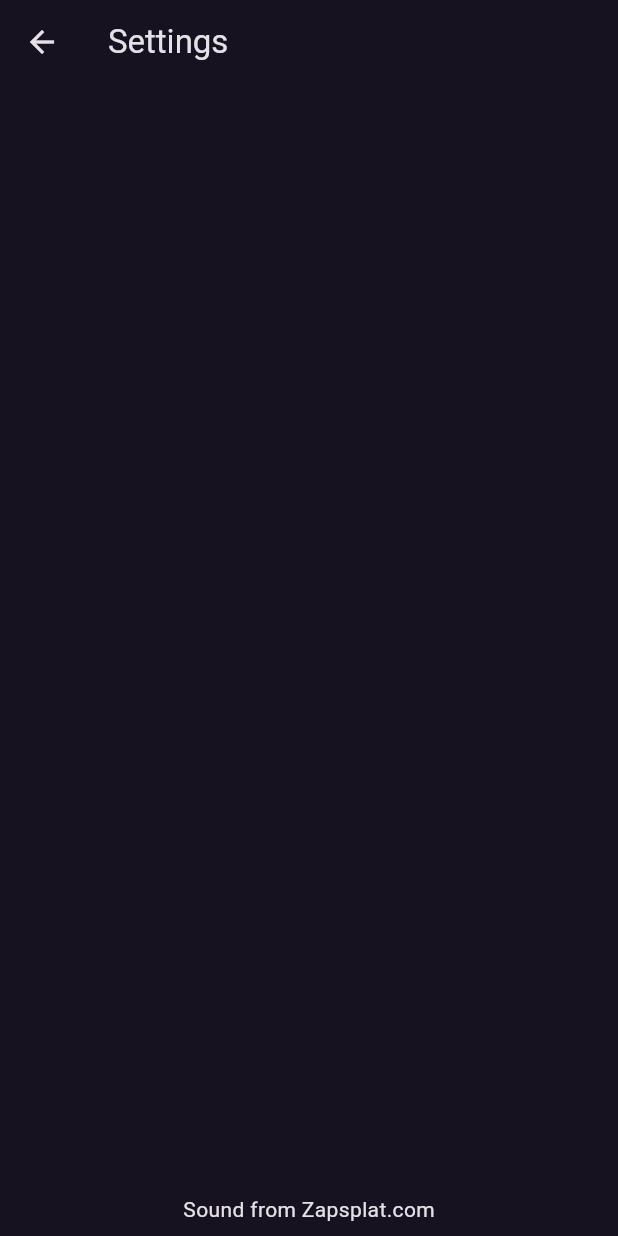
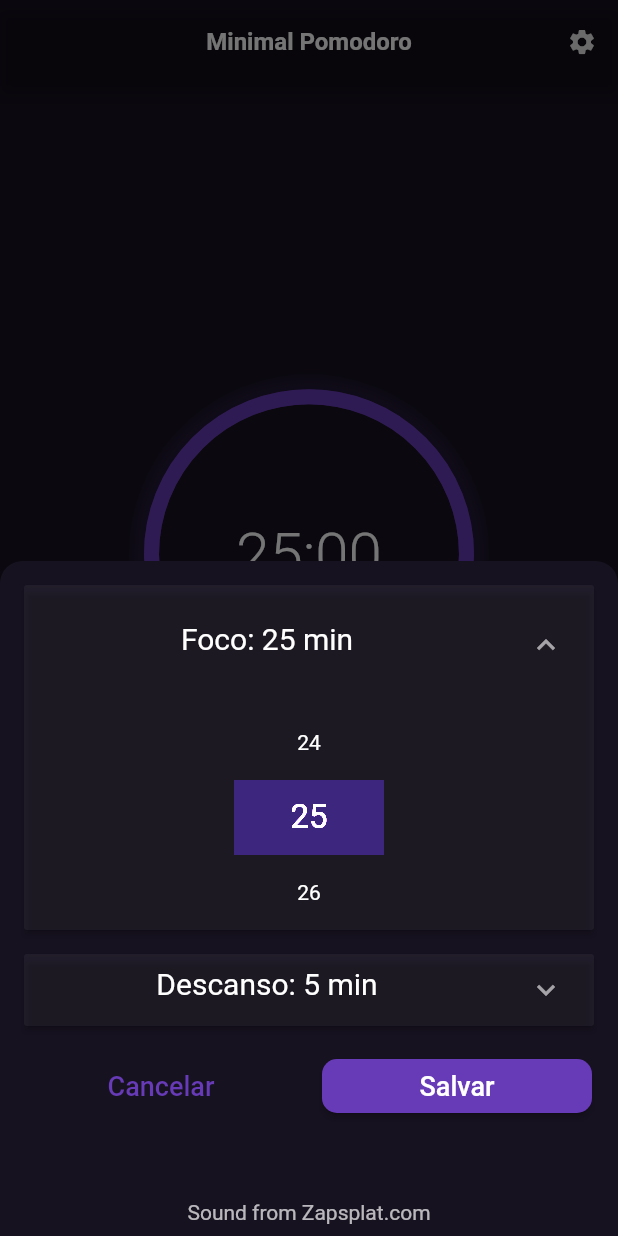
Before and after one commit to alexlsilva7/minimal_pomodoro, a Flutter app: the screen it shows after launch, after a tap on the "settings" icon, on a phone screen of 412 x 824 dp. Run offline on Flutter 3.47's test engine with Material 2 defaults, Android fonts, the phone set to English and light mode, and no system bars; drawn by our look-alikes of numberpicker, percent_indicator; our stand-ins replace audioplayers, get.

Commit message:
adicionado settings bottom sheet

```diff
--- a/lib/components/cronometro.dart
+++ b/lib/components/cronometro.dart
@@ -180,6 +180,7 @@ class _CronometroState extends State<Cronometro>
                       : Colors.green,
                   child: IconButton(
                     iconSize: 30,
+                    splashRadius: 10,
                     onPressed: () {
                       if (store.iniciado.value) {
                         store.parar();
--- a/lib/controllers/pomodoro_controller.dart
+++ b/lib/controllers/pomodoro_controller.dart
@@ -59,6 +59,24 @@ class PomodoroController extends GetxController {
     }
   }
 
+  void setTempoTrabalho(int tempo) {
+    if (tempo < 120 && tempo > 0) {
+      tempoTrabalho.value = tempo;
+    }
+    if (estaTrabalhando()) {
+      reiniciar();
+    }
+  }
+
+  void setTempoDescanso(int tempo) {
+    if (tempo < 120 && tempo > 0) {
+      tempoDescanso.value = tempo;
+    }
+    if (estaDescansando()) {
+      reiniciar();
+    }
+  }
+
   void decrementarTempoTrabalho() {
     if (tempoTrabalho.value > 1) {
       tempoTrabalho.value--;
--- a/lib/main.dart
+++ b/lib/main.dart
@@ -19,7 +19,7 @@ class MyApp extends StatelessWidget {
       title: 'Pomodoro',
       theme: ThemeData(
         primarySwatch: Colors.deepPurple,
-        useMaterial3: true,
+        useMaterial3: false,
         brightness: Brightness.dark,
         scaffoldBackgroundColor: const Color.fromARGB(255, 23, 18, 32),
       ),
--- a/lib/screens/home_screen/home_screen.dart
+++ b/lib/screens/home_screen/home_screen.dart
@@ -1,9 +1,8 @@
 import 'package:flutter/material.dart';
 import 'package:get/get.dart';
 import 'package:minimal_pomodoro/components/cronometro.dart';
-import 'package:minimal_pomodoro/components/entrada_tempo.dart';
 import 'package:minimal_pomodoro/controllers/pomodoro_controller.dart';
-import 'package:minimal_pomodoro/screens/settings_screen/settings_screen.dart';
+import 'package:minimal_pomodoro/screens/home_screen/widget/settings_bottom_sheet.dart';
 
 class HomeScreen extends StatelessWidget {
   const HomeScreen({Key? key}) : super(key: key);
@@ -22,7 +21,8 @@ class HomeScreen extends StatelessWidget {
           IconButton(
               iconSize: 20,
               onPressed: () {
-                Get.to(() => const SettingsScreen());
+                // Get.to(() => const SettingsScreen());
+                Get.bottomSheet(const SettingsBottomSheet());
               },
               icon: Icon(
                 Icons.settings,
@@ -32,38 +32,8 @@ class HomeScreen extends StatelessWidget {
       ),
       body: Column(
         crossAxisAlignment: CrossAxisAlignment.stretch,
-        children: [
-          const Expanded(child: Cronometro()),
-          Padding(
-            padding: const EdgeInsets.symmetric(vertical: 40),
-            child: Obx(
-              () => Row(
-                mainAxisAlignment: MainAxisAlignment.spaceAround,
-                children: [
-                  EntradaTempo(
-                    valor: store.tempoTrabalho.value,
-                    titulo: 'Trabalho',
-                    inc: store.iniciado.value && store.estaTrabalhando()
-                        ? null
-                        : store.incrementarTempoTrabalho,
-                    dec: store.iniciado.value && store.estaTrabalhando()
-                        ? null
-                        : store.decrementarTempoTrabalho,
-                  ),
-                  EntradaTempo(
-                    valor: store.tempoDescanso.value,
-                    titulo: 'Descanso',
-                    inc: store.iniciado.value && store.estaDescansando()
-                        ? null
-                        : store.incrementarTempoDescanso,
-                    dec: store.iniciado.value && store.estaDescansando()
-                        ? null
-                        : store.decrementarTempoDescanso,
-                  ),
-                ],
-              ),
-            ),
-          ),
+        children: const [
+          Expanded(child: Cronometro()),
         ],
       ),
     );
--- /dev/null
+++ b/lib/screens/home_screen/widget/settings_bottom_sheet.dart
@@ -0,0 +1,170 @@
+import 'package:flutter/material.dart';
+import 'package:get/get.dart';
+import 'package:minimal_pomodoro/controllers/pomodoro_controller.dart';
+import 'package:numberpicker/numberpicker.dart';
+
+class SettingsBottomSheet extends StatefulWidget {
+  const SettingsBottomSheet({Key? key}) : super(key: key);
+
+  @override
+  State<SettingsBottomSheet> createState() => _SettingsBottomSheetState();
+}
+
+class _SettingsBottomSheetState extends State<SettingsBottomSheet> {
+  final store = Get.find<PomodoroController>();
+  late int tempoFoco;
+  late int tempoDescanso;
+  List<bool> expansionsOpen = [true, false];
+
+  @override
+  void initState() {
+    tempoFoco = store.tempoTrabalho.value;
+    tempoDescanso = store.tempoDescanso.value;
+    super.initState();
+  }
+
+  @override
+  Widget build(BuildContext context) {
+    return Container(
+      height: 450,
+      decoration: BoxDecoration(
+          color: Theme.of(context).scaffoldBackgroundColor,
+          borderRadius: const BorderRadius.only(
+              topLeft: Radius.circular(15), topRight: Radius.circular(15))),
+      child: Column(
+        children: [
+          Expanded(
+            child: Column(
+              children: [
+                Padding(
+                  padding: const EdgeInsets.all(16.0),
+                  child: ExpansionPanelList(
+                    expansionCallback: ((panelIndex, isExpanded) =>
+                        setState(() {
+                          expansionsOpen = [false, false];
+                          expansionsOpen[panelIndex] = !isExpanded;
+                        })),
+                    children: [
+                      ExpansionPanel(
+                        backgroundColor: Colors.white.withOpacity(0.05),
+                        isExpanded: expansionsOpen[0],
+                        headerBuilder: (ctx, open) => Padding(
+                          padding: const EdgeInsets.all(8.0),
+                          child: Text(
+                            'Foco: $tempoFoco min',
+                            textAlign: TextAlign.center,
+                            style: const TextStyle(fontSize: 20),
+                          ),
+                        ),
+                        body: Row(
+                          children: [
+                            Expanded(
+                              child: NumberPicker(
+                                  decoration: const BoxDecoration(
+                                    color: Color.fromARGB(255, 132, 87, 184),
+                                    backgroundBlendMode: BlendMode.colorDodge,
+                                  ),
+                                  selectedTextStyle: const TextStyle(
+                                      color: Colors.white, fontSize: 22),
+                                  value: tempoFoco,
+                                  minValue: 0,
+                                  maxValue: 120,
+                                  onChanged: (value) {
+                                    setState(() {
+                                      tempoFoco = value;
+                                    });
+                                  }),
+                            ),
+                          ],
+                        ),
+                      ),
+                      ExpansionPanel(
+                        backgroundColor: Colors.white.withOpacity(0.05),
+                        isExpanded: expansionsOpen[1],
+                        headerBuilder: (ctx, open) => Padding(
+                          padding: const EdgeInsets.all(8.0),
+                          child: Text(
+                            'Descanso: $tempoDescanso min',
+                            textAlign: TextAlign.center,
+                            style: const TextStyle(fontSize: 20),
+                          ),
+                        ),
+                        body: Row(
+                          children: [
+                            Expanded(
+                              child: NumberPicker(
+                                  decoration: const BoxDecoration(
+                                    color: Color.fromARGB(255, 132, 87, 184),
+                                    backgroundBlendMode: BlendMode.colorDodge,
+                                  ),
+                                  selectedTextStyle: const TextStyle(
+                                      color: Colors.white, fontSize: 22),
+                                  value: tempoDescanso,
+                                  minValue: 0,
+                                  maxValue: 120,
+                                  onChanged: (value) {
+                                    setState(() {
+                                      tempoDescanso = value;
+                                    });
+                                  }),
+                            ),
+                          ],
+                        ),
+                      ),
+                    ],
+                  ),
+                ),
+                Row(
+                  mainAxisAlignment: MainAxisAlignment.spaceEvenly,
+                  children: [
+                    SizedBox(
+                      width: 180,
+                      child: TextButton(
+                        onPressed: () {
+                          Get.back();
+                        },
+                        child: const Text(
+                          'Cancelar',
+                          style: TextStyle(fontSize: 18),
+                        ),
+                      ),
+                    ),
+                    SizedBox(
+                      width: 180,
+                      child: ElevatedButton(
+                        style: ElevatedButton.styleFrom(
+                            shape: RoundedRectangleBorder(
+                                borderRadius: BorderRadius.circular(10))),
+                        onPressed: () {
+                          store.setTempoTrabalho(tempoFoco);
+                          store.setTempoDescanso(tempoDescanso);
+                          Get.back();
+                        },
+                        child: const Text(
+                          'Salvar',
+                          style: TextStyle(fontSize: 18),
+                        ),
+                      ),
+                    ),
+                  ],
+                )
+              ],
+            ),
+          ),
+          Row(
+            mainAxisAlignment: MainAxisAlignment.center,
+            children: const [
+              Padding(
+                padding: EdgeInsets.all(8.0),
+                child: Text(
+                  'Sound from Zapsplat.com',
+                  style: TextStyle(color: Colors.white70),
+                ),
+              ),
+            ],
+          ),
+        ],
+      ),
+    );
+  }
+}
--- a/pubspec.yaml
+++ b/pubspec.yaml
@@ -32,7 +32,7 @@ dependencies:
   get: ^4.6.5
   percent_indicator: ^4.2.2
   audioplayers: ^1.0.0
-
+  numberpicker: ^2.1.1
 
   # The following adds the Cupertino Icons font to your application.
   # Use with the CupertinoIcons class for iOS style icons.
```
Also changed, not shown: pubspec.lock.
